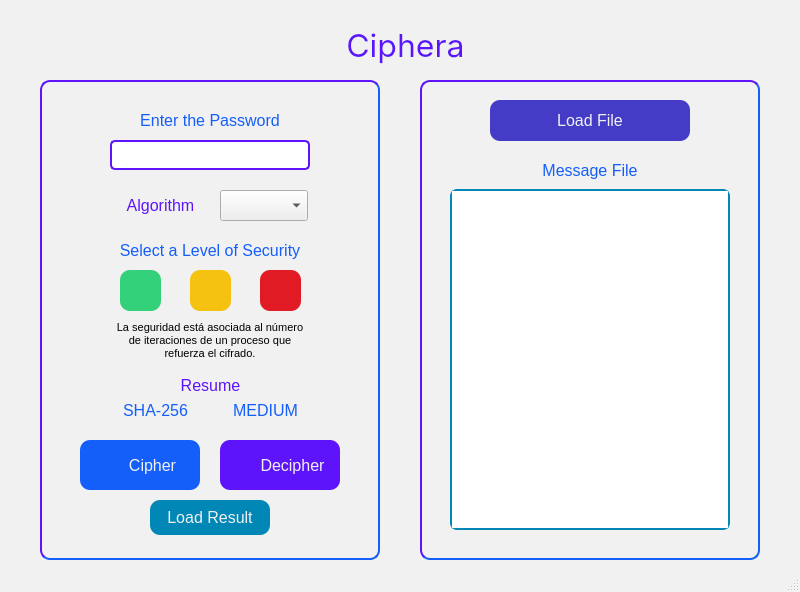
GeorgeU2030/Ciphera, file src/ui/ciphera.ui: the form before one commit.
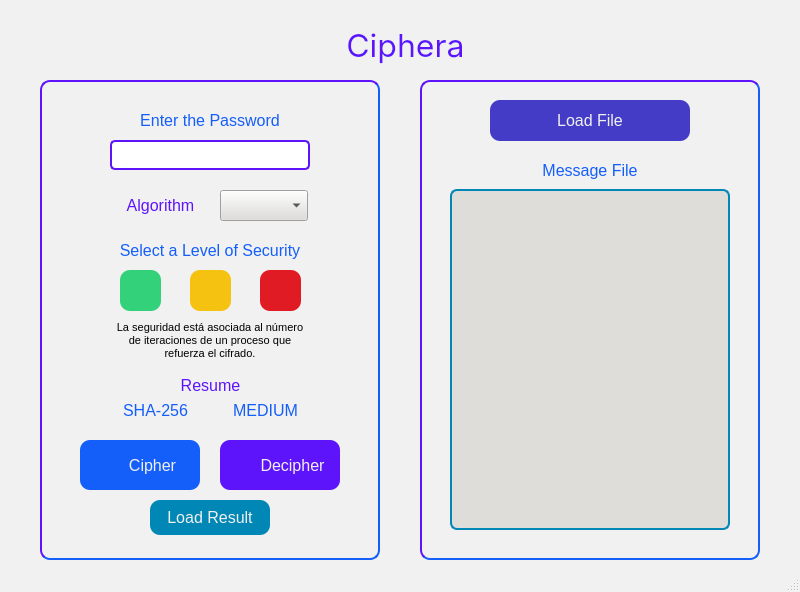
The form after the commit. Icons and pictures are not drawn.

Commit message: feat: add encrypt connection with gui, validations and load result has been added

What changed in the file:
```diff
--- a/src/ui/ciphera.ui
+++ b/src/ui/ciphera.ui
@@ -309,6 +309,7 @@
      </property>
      <property name="styleSheet">
       <string notr="true">margin-right:3px;
+background-color: rgb(222, 221, 218);
 </string>
      </property>
     </widget>
@@ -686,7 +687,8 @@
      <property name="styleSheet">
       <string notr="true">border-radius:7px;
 border:2px solid;
-border-color: rgb(0, 135, 182);</string>
+border-color: rgb(0, 135, 182);
+background-color: rgb(222, 221, 218);</string>
      </property>
     </widget>
     <widget class="QLabel" name="MessageFile">
```
Left out of the diff: 3 changed lines with no effect on the pictures. The commit also changes 5 other files.
